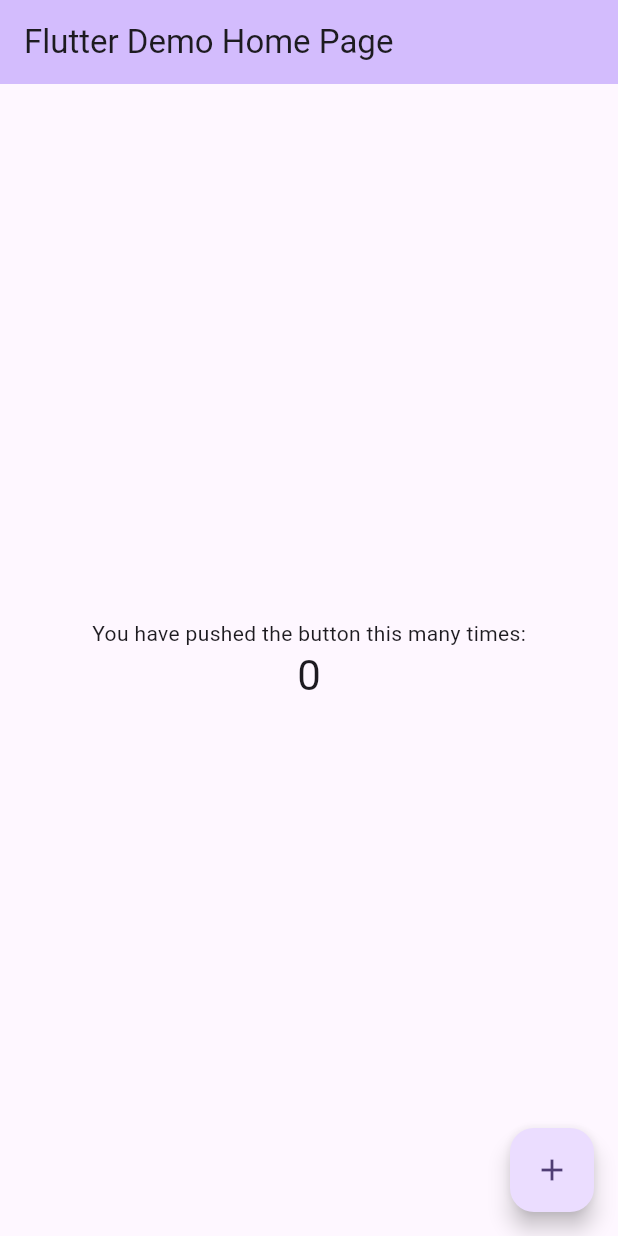
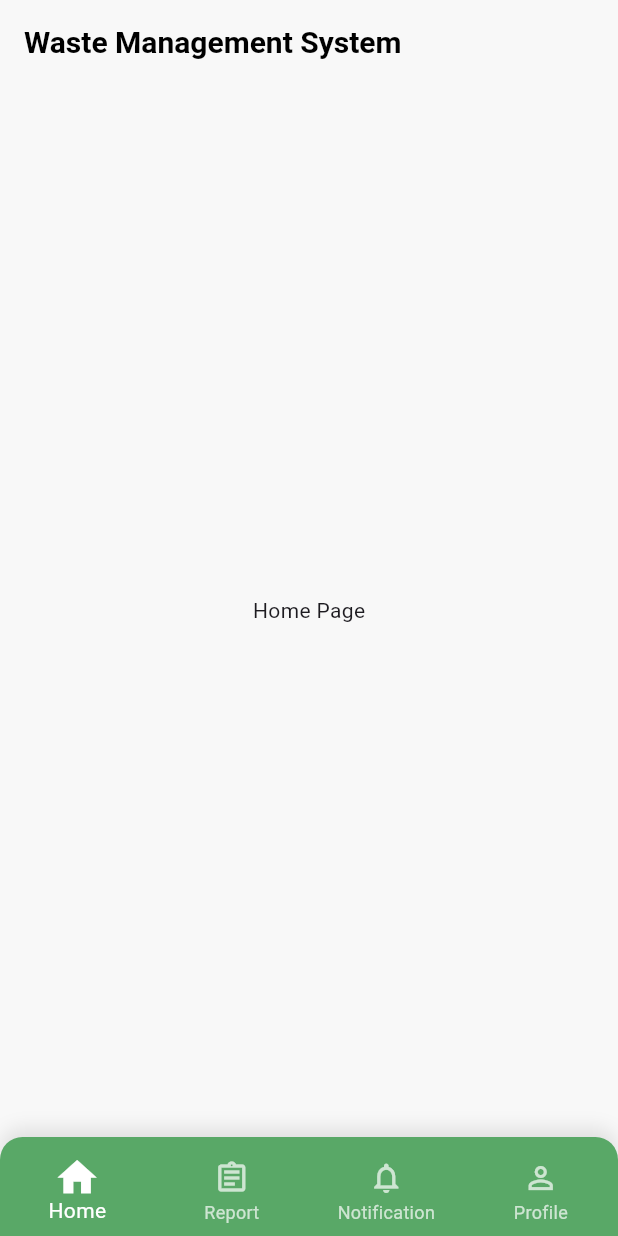
Before and after one commit to mlswijerathne/Waste-Management-System, a Flutter app: the screen it shows after launch, on a phone screen of 412 x 824 dp. Run offline on Flutter 3.47's test engine with Material 3 defaults, Android fonts, the phone set to English and light mode, and no system bars; our stand-ins replace firebase_core; accounts and stored records are empty.

Commit message:
added resident navbar

```diff
--- a/waste_management/lib/main.dart
+++ b/waste_management/lib/main.dart
@@ -1,122 +1,29 @@
+import 'package:firebase_core/firebase_core.dart';
 import 'package:flutter/material.dart';
+import 'package:waste_management/screens/resident_screens/resident_home.dart';
+import './utils/theme.dart';
 
-void main() {
+
+void main() async {
+  WidgetsFlutterBinding.ensureInitialized(); // Ensure Flutter binding is initialized
+  await Firebase.initializeApp(); // Initialize Firebase
   runApp(const MyApp());
 }
 
 class MyApp extends StatelessWidget {
   const MyApp({super.key});
 
-  // This widget is the root of your application.
   @override
   Widget build(BuildContext context) {
     return MaterialApp(
-      title: 'Flutter Demo',
-      theme: ThemeData(
-        // This is the theme of your application.
-        //
-        // TRY THIS: Try running your application with "flutter run". You'll see
-        // the application has a purple toolbar. Then, without quitting the app,
-        // try changing the seedColor in the colorScheme below to Colors.green
-        // and then invoke "hot reload" (save your changes or press the "hot
-        // reload" button in a Flutter-supported IDE, or press "r" if you used
-        // the command line to start the app).
-        //
-        // Notice that the counter didn't reset back to zero; the application
-        // state is not lost during the reload. To reset the state, use hot
-        // restart instead.
-        //
-        // This works for code too, not just values: Most code changes can be
-        // tested with just a hot reload.
-        colorScheme: ColorScheme.fromSeed(seedColor: Colors.deepPurple),
-      ),
-      home: const MyHomePage(title: 'Flutter Demo Home Page'),
+      title: 'Waste Management System',
+      theme: AppTheme.lightTheme,
+      debugShowCheckedModeBanner: false,
+      initialRoute: '/resident_home', // Set initial route to HomeScreen
+      routes: {
+        '/resident_home': (context) => const ResidentHome(), // Route for HomeScreen
+        // '/resident_profile': (context) => const ResidentProfileScreen(), // Route for ProfileScreen
+      },
     );
   }
 }
-
-class MyHomePage extends StatefulWidget {
-  const MyHomePage({super.key, required this.title});
-
-  // This widget is the home page of your application. It is stateful, meaning
-  // that it has a State object (defined below) that contains fields that affect
-  // how it looks.
-
-  // This class is the configuration for the state. It holds the values (in this
-  // case the title) provided by the parent (in this case the App widget) and
-  // used by the build method of the State. Fields in a Widget subclass are
-  // always marked "final".
-
-  final String title;
-
-  @override
-  State<MyHomePage> createState() => _MyHomePageState();
-}
-
-class _MyHomePageState extends State<MyHomePage> {
-  int _counter = 0;
-
-  void _incrementCounter() {
-    setState(() {
-      // This call to setState tells the Flutter framework that something has
-      // changed in this State, which causes it to rerun the build method below
-      // so that the display can reflect the updated values. If we changed
-      // _counter without calling setState(), then the build method would not be
-      // called again, and so nothing would appear to happen.
-      _counter++;
-    });
-  }
-
-  @override
-  Widget build(BuildContext context) {
-    // This method is rerun every time setState is called, for instance as done
-    // by the _incrementCounter method above.
-    //
-    // The Flutter framework has been optimized to make rerunning build methods
-    // fast, so that you can just rebuild anything that needs updating rather
-    // than having to individually change instances of widgets.
-    return Scaffold(
-      appBar: AppBar(
-        // TRY THIS: Try changing the color here to a specific color (to
-        // Colors.amber, perhaps?) and trigger a hot reload to see the AppBar
-        // change color while the other colors stay the same.
-        backgroundColor: Theme.of(context).colorScheme.inversePrimary,
-        // Here we take the value from the MyHomePage object that was created by
-        // the App.build method, and use it to set our appbar title.
-        title: Text(widget.title),
-      ),
-      body: Center(
-        // Center is a layout widget. It takes a single child and positions it
-        // in the middle of the parent.
-        child: Column(
-          // Column is also a layout widget. It takes a list of children and
-          // arranges them vertically. By default, it sizes itself to fit its
-          // children horizontally, and tries to be as tall as its parent.
-          //
-          // Column has various properties to control how it sizes itself and
-          // how it positions its children. Here we use mainAxisAlignment to
-          // center the children vertically; the main axis here is the vertical
-          // axis because Columns are vertical (the cross axis would be
-          // horizontal).
-          //
-          // TRY THIS: Invoke "debug painting" (choose the "Toggle Debug Paint"
-          // action in the IDE, or press "p" in the console), to see the
-          // wireframe for each widget.
-          mainAxisAlignment: MainAxisAlignment.center,
-          children: <Widget>[
-            const Text('You have pushed the button this many times:'),
-            Text(
-              '$_counter',
-              style: Theme.of(context).textTheme.headlineMedium,
-            ),
-          ],
-        ),
-      ),
-      floatingActionButton: FloatingActionButton(
-        onPressed: _incrementCounter,
-        tooltip: 'Increment',
-        child: const Icon(Icons.add),
-      ), // This trailing comma makes auto-formatting nicer for build methods.
-    );
-  }
-}
--- /dev/null
+++ b/waste_management/lib/screens/resident_screens/resident_home.dart
@@ -0,0 +1,44 @@
+import 'package:flutter/material.dart';
+import 'package:waste_management/widgets/resident_navbar.dart';
+
+class ResidentHome extends StatefulWidget {
+  const ResidentHome({super.key});
+
+  @override
+  State<ResidentHome> createState() => _ResidentHomeState(); // Fixed to use the proper State generic type
+}
+
+class _ResidentHomeState extends State<ResidentHome> {
+  int _currentIndex = 0;
+
+  final List<Widget> _pages = [
+    const Center(child: Text('Home Page')),
+    const Center(child: Text('Report Page')),
+    const Center(child: Text('Notification Page')),
+    const Center(child: Text('Profile Page')),
+  ];
+
+  void _onTabTapped(int index) {
+    setState(() {
+      _currentIndex = index;
+    });
+  }
+
+  @override
+  Widget build(BuildContext context) {
+    return Scaffold(
+      appBar: AppBar(
+        title: const Text('Waste Management System'),
+        backgroundColor: const Color(0xFFFFFF),
+      ),
+      body: IndexedStack(
+        index: _currentIndex,
+        children: _pages,
+      ), // Use IndexedStack to preserve state
+      bottomNavigationBar: ResidentNavbar(
+        currentIndex: _currentIndex,
+        onTap: _onTabTapped,
+      ),
+    );
+  }
+}
--- /dev/null
+++ b/waste_management/lib/utils/theme.dart
@@ -0,0 +1,32 @@
+import 'package:flutter/material.dart';
+
+class AppTheme {
+  static ThemeData get lightTheme {
+    return ThemeData(
+      // Base theme color
+      scaffoldBackgroundColor: const Color(0xFFF8F8F8),
+      primaryColor: const Color(0xFF4CAF50), // Green color from your nav bar
+
+      // AppBar theme
+      appBarTheme: const AppBarTheme(
+        backgroundColor: Color(0xFFF8F8F8),
+        elevation: 0,
+        iconTheme: IconThemeData(color: Colors.black),
+        titleTextStyle: TextStyle(
+          color: Colors.black,
+          fontSize: 20,
+          fontWeight: FontWeight.bold,
+        ),
+      ),
+
+      // Bottom Navigation Bar theme
+      bottomNavigationBarTheme: const BottomNavigationBarThemeData(
+        backgroundColor: Colors.white,
+        selectedItemColor: Color(0xFF4CAF50),
+        unselectedItemColor: Colors.grey,
+        type: BottomNavigationBarType.fixed,
+        elevation: 0,
+      ),
+    );
+  }
+}
--- /dev/null
+++ b/waste_management/lib/widgets/resident_navbar.dart
@@ -0,0 +1,84 @@
+import 'package:flutter/material.dart';
+
+class ResidentNavbar extends StatelessWidget {
+  final int currentIndex;
+  final Function(int) onTap;
+
+  const ResidentNavbar({
+    super.key,
+    required this.currentIndex,
+    required this.onTap,
+  });
+
+  @override
+  Widget build(BuildContext context) {
+    return Container(
+      decoration: BoxDecoration(
+        color: const Color(0xFF59A867),
+        borderRadius: const BorderRadius.only(
+          topLeft: Radius.circular(15),
+          topRight: Radius.circular(15),
+        ),
+        boxShadow: [
+          BoxShadow(
+            color: Colors.black.withOpacity(0.1),
+            blurRadius: 10,
+            offset: const Offset(0, -5),
+          ),
+        ],
+      ),
+      child: Theme(
+        data: Theme.of(context).copyWith(
+          splashColor: Colors.transparent, // Disable splash effect
+          highlightColor: Colors.transparent, // Disable highlight effect
+        ),
+        child: Padding(
+          padding: const EdgeInsets.only(top: 8.0),
+          child: BottomNavigationBar(
+            currentIndex: currentIndex,
+            onTap: (index) {
+              // First update the current index
+              onTap(index);
+
+              // Then handle navigation if needed
+              if (index == 3) {
+                // Use Future.delayed to avoid state update conflicts
+                Future.delayed(Duration.zero, () {
+                  Navigator.pushNamed(context, '/resident_profile');
+                });
+              }
+            },
+            type: BottomNavigationBarType.fixed,
+            backgroundColor: Colors.transparent,
+            selectedItemColor: Colors.white,
+            unselectedItemColor: Colors.white.withOpacity(0.7), // Better contrast for unselected items
+            showUnselectedLabels: true,
+            showSelectedLabels: true,
+            elevation: 0, // Remove navigation bar shadow
+            items: [
+              _buildBottomNavigationBarItem(
+                  Icons.home_outlined, Icons.home, 'Home', currentIndex == 0),
+              _buildBottomNavigationBarItem(Icons.assignment_outlined,
+                  Icons.assignment, 'Report', currentIndex == 1),
+              _buildBottomNavigationBarItem(Icons.notifications_outlined,
+                  Icons.notifications, 'Notification', currentIndex == 2),
+              _buildBottomNavigationBarItem(Icons.person_outline, Icons.person,
+                  'Profile', currentIndex == 3),
+            ],
+          ),
+        ),
+      ),
+    );
+  }
+
+  BottomNavigationBarItem _buildBottomNavigationBarItem(
+      IconData icon, IconData activeIcon, String label, bool isSelected) {
+    return BottomNavigationBarItem(
+      icon: Transform.scale(
+        scale: isSelected ? 1.3 : 1.0, // Apply zoom effect only
+        child: Icon(isSelected ? activeIcon : icon),
+      ),
+      label: label,
+    );
+  }
+}
```
Also changed, not shown: 1 other file.
